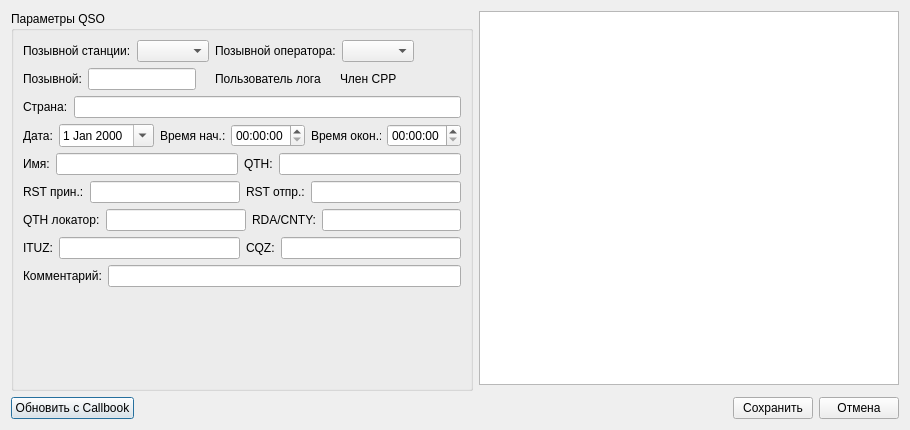
Before: the Qt Designer form qsoedit.ui in qsosu/logger, drawn with Qt 5.
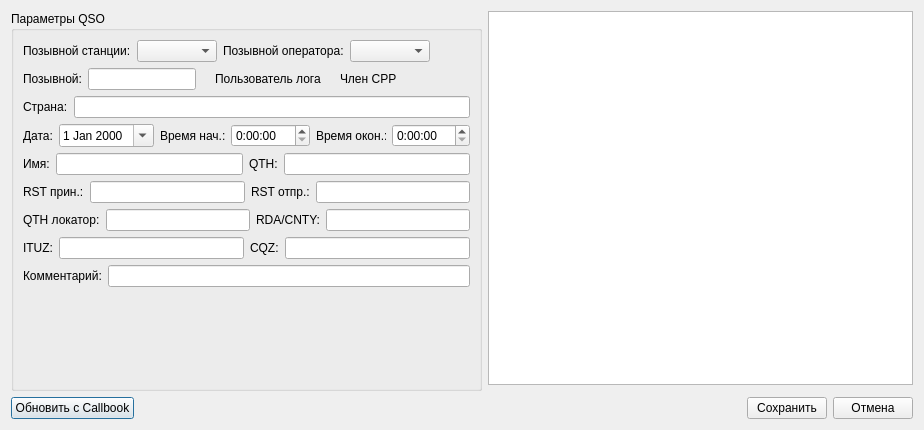
After: the same form once the commit is applied. Icons and pictures are not drawn.

```diff
--- a/qsoedit.ui
+++ b/qsoedit.ui
@@ -6,7 +6,7 @@
    <rect>
     <x>0</x>
     <y>0</y>
-    <width>910</width>
+    <width>924</width>
     <height>430</height>
    </rect>
   </property>
@@ -20,72 +20,6 @@
    <string>Dialog</string>
   </property>
   <layout class="QGridLayout" name="gridLayout">
-   <item row="0" column="1">
-    <widget class="QGraphicsView" name="graphicsView">
-     <property name="minimumSize">
-      <size>
-       <width>300</width>
-       <height>0</height>
-      </size>
-     </property>
-    </widget>
-   </item>
-   <item row="3" column="0" colspan="2">
-    <layout class="QHBoxLayout" name="horizontalLayout_6">
-     <item>
-      <widget class="QPushButton" name="QRZUpdateButton">
-       <property name="maximumSize">
-        <size>
-         <width>150</width>
-         <height>16777215</height>
-        </size>
-       </property>
-       <property name="text">
-        <string>Обновить с Callbook</string>
-       </property>
-      </widget>
-     </item>
-     <item>
-      <spacer name="horizontalSpacer">
-       <property name="orientation">
-        <enum>Qt::Horizontal</enum>
-       </property>
-       <property name="sizeHint" stdset="0">
-        <size>
-         <width>200</width>
-         <height>20</height>
-        </size>
-       </property>
-      </spacer>
-     </item>
-     <item>
-      <widget class="QPushButton" name="saveButton">
-       <property name="maximumSize">
-        <size>
-         <width>100</width>
-         <height>16777215</height>
-        </size>
-       </property>
-       <property name="text">
-        <string>Сохранить</string>
-       </property>
-      </widget>
-     </item>
-     <item>
-      <widget class="QPushButton" name="cancelButton">
-       <property name="maximumSize">
-        <size>
-         <width>100</width>
-         <height>16777215</height>
-        </size>
-       </property>
-       <property name="text">
-        <string>Отмена</string>
-       </property>
-      </widget>
-     </item>
-    </layout>
-   </item>
    <item row="0" column="0" rowspan="2">
     <widget class="QGroupBox" name="groupBox">
      <property name="sizePolicy">
@@ -96,7 +30,7 @@
      </property>
      <property name="minimumSize">
       <size>
-       <width>450</width>
+       <width>400</width>
        <height>380</height>
       </size>
      </property>
@@ -199,7 +133,14 @@
          </widget>
         </item>
         <item>
-         <widget class="QComboBox" name="StationComboBox"/>
+         <widget class="QComboBox" name="StationComboBox">
+          <property name="minimumSize">
+           <size>
+            <width>80</width>
+            <height>0</height>
+           </size>
+          </property>
+         </widget>
         </item>
         <item>
          <widget class="QLabel" name="label_4">
@@ -209,7 +150,14 @@
          </widget>
         </item>
         <item>
-         <widget class="QComboBox" name="OperatorComboBox"/>
+         <widget class="QComboBox" name="OperatorComboBox">
+          <property name="minimumSize">
+           <size>
+            <width>80</width>
+            <height>0</height>
+           </size>
+          </property>
+         </widget>
         </item>
         <item>
          <spacer name="horizontalSpacer_3">
@@ -262,7 +210,11 @@
          </widget>
         </item>
         <item>
-         <widget class="QTimeEdit" name="qso_timeStartEdit"/>
+         <widget class="QTimeEdit" name="qso_timeStartEdit">
+          <property name="displayFormat">
+           <string>H:mm:ss</string>
+          </property>
+         </widget>
         </item>
         <item>
          <widget class="QLabel" name="label_14">
@@ -278,7 +230,11 @@
          </widget>
         </item>
         <item>
-         <widget class="QTimeEdit" name="QSO_timeEndEdit"/>
+         <widget class="QTimeEdit" name="QSO_timeEndEdit">
+          <property name="displayFormat">
+           <string>H:mm:ss</string>
+          </property>
+         </widget>
         </item>
        </layout>
       </item>
@@ -407,6 +363,72 @@
      </layout>
     </widget>
    </item>
+   <item row="2" column="0" colspan="2">
+    <layout class="QHBoxLayout" name="horizontalLayout_6">
+     <item>
+      <widget class="QPushButton" name="QRZUpdateButton">
+       <property name="maximumSize">
+        <size>
+         <width>150</width>
+         <height>16777215</height>
+        </size>
+       </property>
+       <property name="text">
+        <string>Обновить с Callbook</string>
+       </property>
+      </widget>
+     </item>
+     <item>
+      <spacer name="horizontalSpacer">
+       <property name="orientation">
+        <enum>Qt::Horizontal</enum>
+       </property>
+       <property name="sizeHint" stdset="0">
+        <size>
+         <width>200</width>
+         <height>20</height>
+        </size>
+       </property>
+      </spacer>
+     </item>
+     <item>
+      <widget class="QPushButton" name="saveButton">
+       <property name="maximumSize">
+        <size>
+         <width>100</width>
+         <height>16777215</height>
+        </size>
+       </property>
+       <property name="text">
+        <string>Сохранить</string>
+       </property>
+      </widget>
+     </item>
+     <item>
+      <widget class="QPushButton" name="cancelButton">
+       <property name="maximumSize">
+        <size>
+         <width>100</width>
+         <height>16777215</height>
+        </size>
+       </property>
+       <property name="text">
+        <string>Отмена</string>
+       </property>
+      </widget>
+     </item>
+    </layout>
+   </item>
+   <item row="0" column="1">
+    <widget class="QGraphicsView" name="graphicsView">
+     <property name="minimumSize">
+      <size>
+       <width>300</width>
+       <height>0</height>
+      </size>
+     </property>
+    </widget>
+   </item>
   </layout>
  </widget>
  <resources>
```
